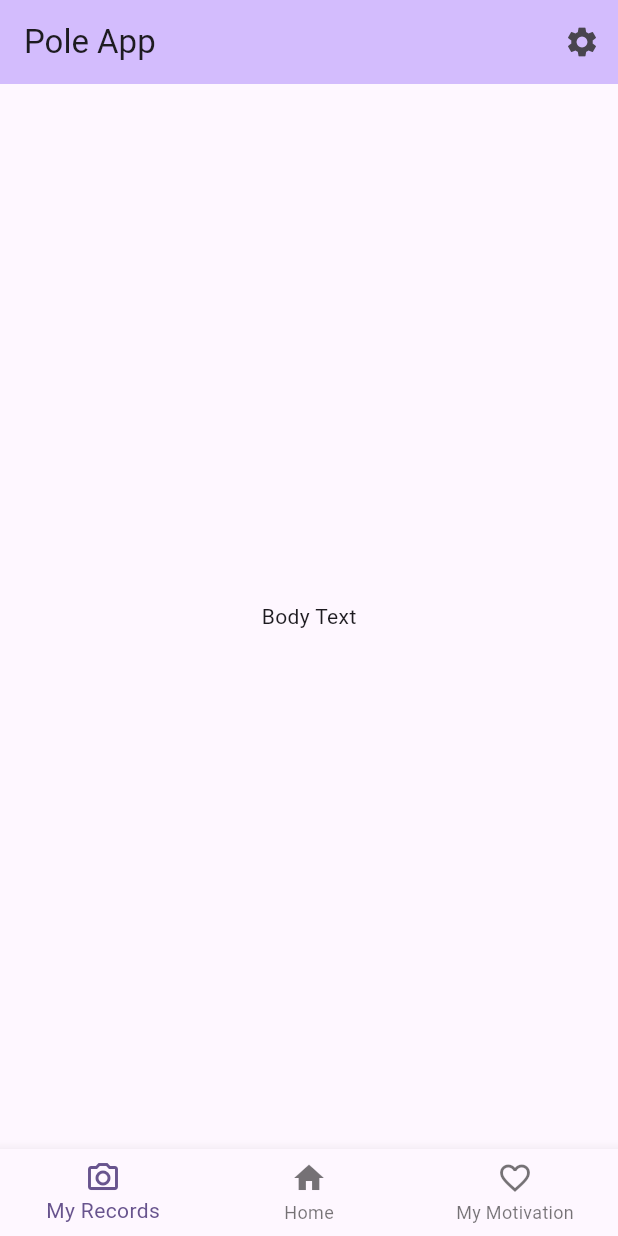
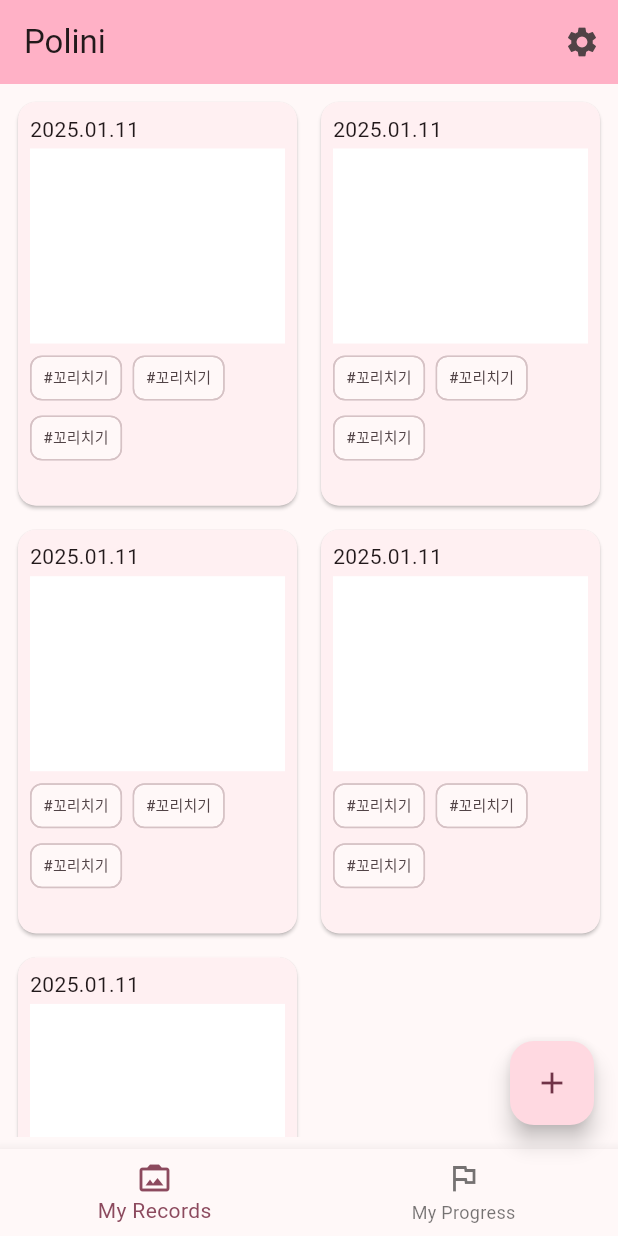
Before and after one commit to MontyCoder0701/pole-app, a Flutter app: the screen it shows after launch, on a phone screen of 412 x 824 dp. Run offline on Flutter 3.47's test engine with Material 3 defaults, Android fonts, the phone set to English and light mode, and no system bars.

Commit message:
feat: 홈화면 디자인 개선

```diff
--- a/lib/main.dart
+++ b/lib/main.dart
@@ -10,12 +10,12 @@ class MyApp extends StatelessWidget {
   @override
   Widget build(BuildContext context) {
     return MaterialApp(
-      title: 'Flutter Demo',
+      title: 'Polini',
       theme: ThemeData(
-        colorScheme: ColorScheme.fromSeed(seedColor: Colors.deepPurple),
+        colorScheme: ColorScheme.fromSeed(seedColor: Color(0x00b43e69)),
         useMaterial3: true,
       ),
-      home: const MyHomePage(title: 'Pole App'),
+      home: const MyHomePage(title: 'Polini'),
     );
   }
 }
@@ -43,29 +43,89 @@ class _MyHomePageState extends State<MyHomePage> {
           ),
         ],
       ),
-      body: Center(
-        child: Column(
-          mainAxisAlignment: MainAxisAlignment.center,
-          children: <Widget>[
-            const Text('Body Text'),
-          ],
+      body: Padding(
+        padding: const EdgeInsets.all(8.0),
+        child: GridView.builder(
+          gridDelegate: SliverGridDelegateWithFixedCrossAxisCount(
+            crossAxisCount: 2,
+            crossAxisSpacing: 8,
+            mainAxisSpacing: 8,
+            childAspectRatio: 0.70,
+          ),
+          itemCount: 5,
+          itemBuilder: (context, index) {
+            return GestureDetector(
+              onTap: () {},
+              child: Card(
+                elevation: 1,
+                shape: RoundedRectangleBorder(
+                  borderRadius: BorderRadius.circular(12),
+                ),
+                child: Padding(
+                  padding: const EdgeInsets.all(8.0),
+                  child: Column(
+                    spacing: 3,
+                    crossAxisAlignment: CrossAxisAlignment.stretch,
+                    children: [
+                      Text('2025.01.11'),
+                      SizedBox(
+                        height: 130,
+                        child: Container(color: Colors.white),
+                      ),
+                      // 태그 개수, 길이 overflow 처리
+                      Wrap(
+                        spacing: 7,
+                        runSpacing: 0,
+                        children: [
+                          Chip(
+                            visualDensity: VisualDensity.compact,
+                            labelPadding: EdgeInsets.zero,
+                            label: Text(
+                              '#꼬리치기',
+                              style: TextStyle(fontSize: 10),
+                            ),
+                          ),
+                          Chip(
+                            visualDensity: VisualDensity.compact,
+                            labelPadding: EdgeInsets.zero,
+                            label: Text(
+                              '#꼬리치기',
+                              style: TextStyle(fontSize: 10),
+                            ),
+                          ),
+                          Chip(
+                            visualDensity: VisualDensity.compact,
+                            labelPadding: EdgeInsets.zero,
+                            label: Text(
+                              '#꼬리치기',
+                              style: TextStyle(fontSize: 10),
+                            ),
+                          ),
+                        ],
+                      ),
+                    ],
+                  ),
+                ),
+              ),
+            );
+          },
         ),
       ),
       bottomNavigationBar: BottomNavigationBar(
         items: [
           BottomNavigationBarItem(
-            icon: Icon(Icons.camera_alt_outlined),
+            icon: Icon(Icons.photo_camera_back),
             label: 'My Records',
           ),
           BottomNavigationBarItem(
-            icon: Icon(Icons.home),
-            label: 'Home',
-          ),
-          BottomNavigationBarItem(
-            icon: Icon(Icons.favorite_border),
-            label: 'My Motivation',
+            icon: Icon(Icons.flag_outlined),
+            label: 'My Progress',
           ),
         ],
+      ),
+      floatingActionButton: FloatingActionButton(
+        child: Icon(Icons.add),
+        onPressed: () {},
       ),
     );
   }
```
